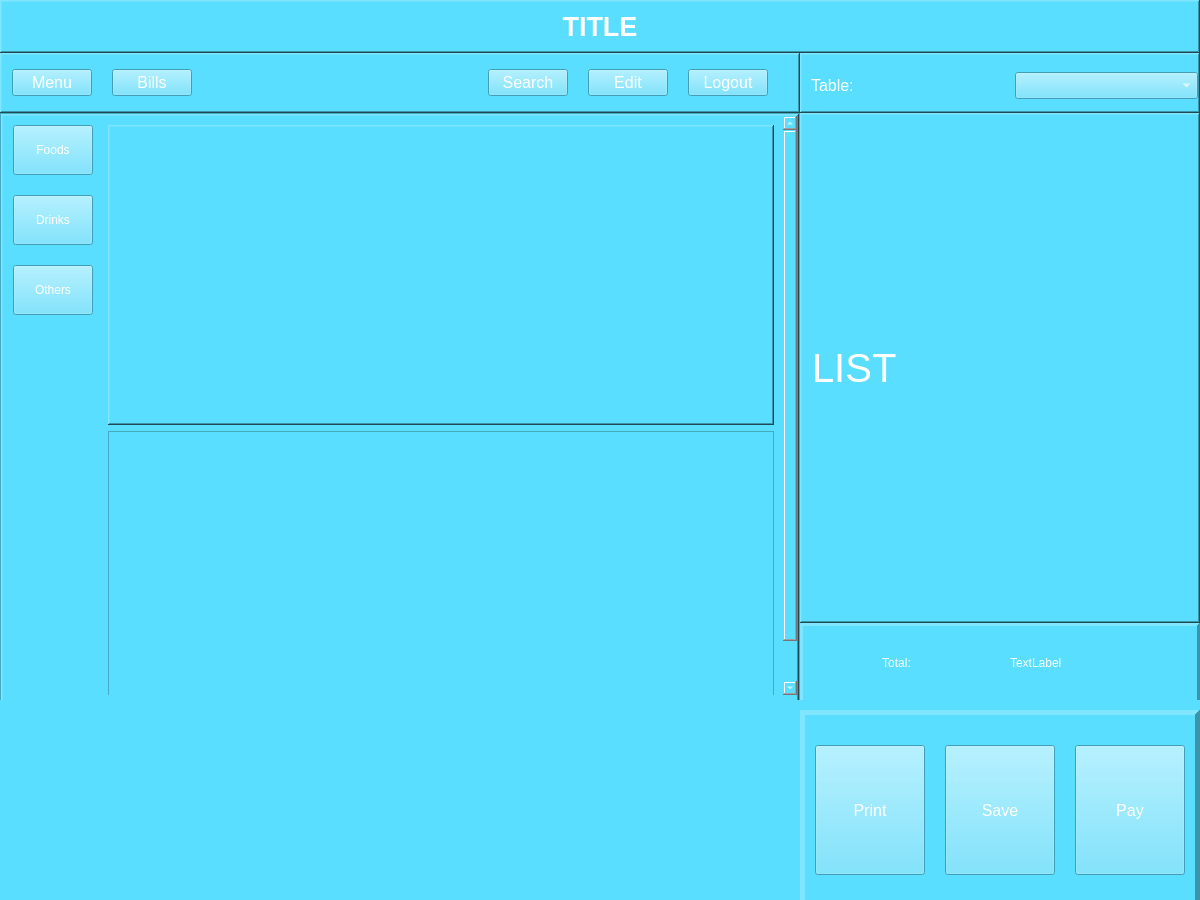
Before: the Qt Designer form front-end/interface.ui in nguyenlong0920/Computer-Store-Information-Management-System, drawn with Qt 5.
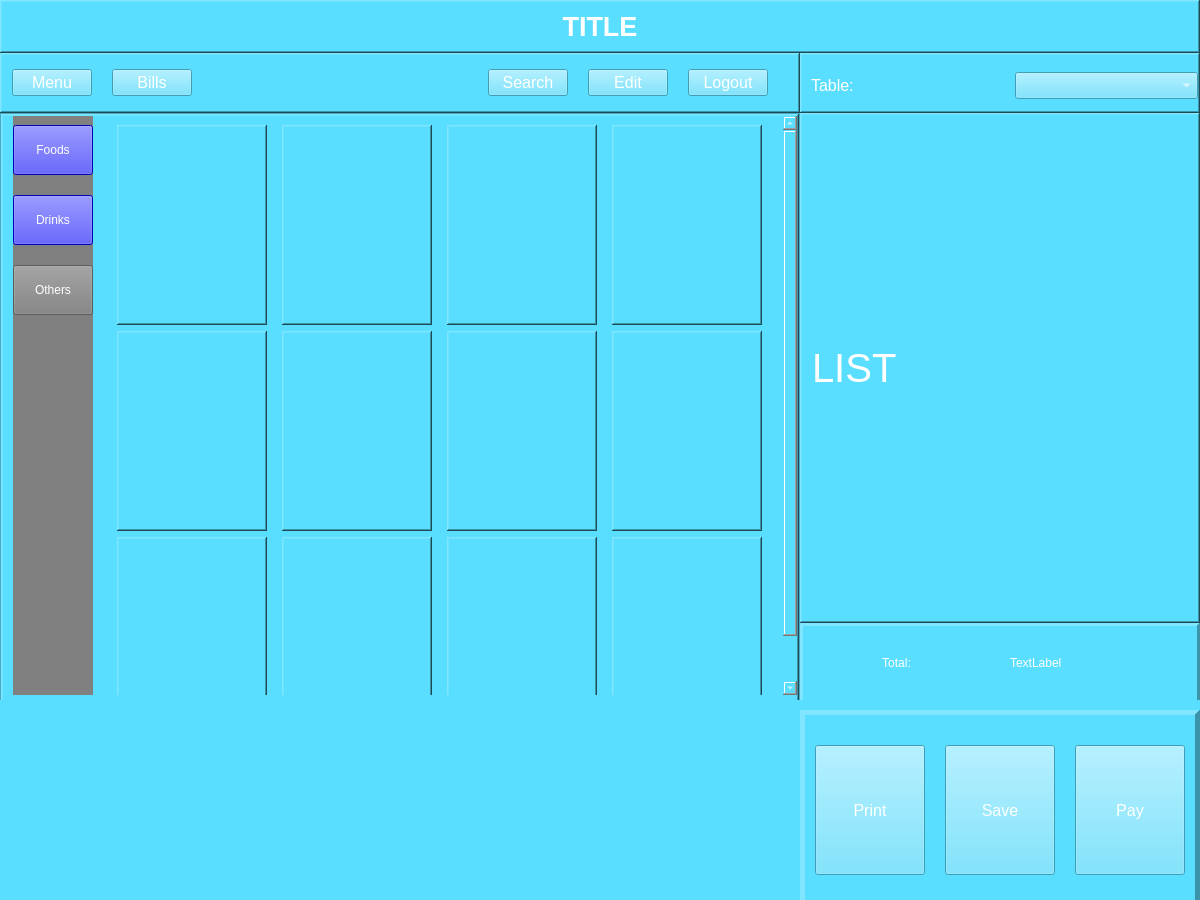
After: the same form once the commit is applied. The open tabs and pages were chosen to show the change. Icons and pictures are not drawn.

Commit message: need color changing

Diff of the .ui file:
```diff
--- a/front-end/interface.ui
+++ b/front-end/interface.ui
@@ -440,6 +440,10 @@
                      <height>16777215</height>
                     </size>
                    </property>
+                   <property name="styleSheet">
+                    <string notr="true">background-color: gray
+</string>
+                   </property>
                    <property name="frameShape">
                     <enum>QFrame::NoFrame</enum>
                    </property>
@@ -506,6 +510,10 @@
                          <property name="cursor">
                           <cursorShape>PointingHandCursor</cursorShape>
                          </property>
+                         <property name="styleSheet">
+                          <string notr="true">background-color: blue
+</string>
+                         </property>
                          <property name="text">
                           <string>Foods</string>
                          </property>
@@ -528,6 +536,10 @@
                          <property name="cursor">
                           <cursorShape>PointingHandCursor</cursorShape>
                          </property>
+                         <property name="styleSheet">
+                          <string notr="true">background-color: blue
+</string>
+                         </property>
                          <property name="text">
                           <string>Drinks</string>
                          </property>
@@ -600,40 +612,299 @@
                           <x>0</x>
                           <y>0</y>
                           <width>660</width>
-                          <height>624</height>
+                          <height>630</height>
                          </rect>
                         </property>
-                        <layout class="QVBoxLayout" name="verticalLayout_11">
-                         <item>
+                        <layout class="QGridLayout" name="gridLayout">
+                         <item row="1" column="1">
+                          <widget class="QFrame" name="frame_21">
+                           <property name="minimumSize">
+                            <size>
+                             <width>150</width>
+                             <height>200</height>
+                            </size>
+                           </property>
+                           <property name="maximumSize">
+                            <size>
+                             <width>150</width>
+                             <height>200</height>
+                            </size>
+                           </property>
+                           <property name="frameShape">
+                            <enum>QFrame::WinPanel</enum>
+                           </property>
+                           <property name="frameShadow">
+                            <enum>QFrame::Raised</enum>
+                           </property>
+                           <property name="lineWidth">
+                            <number>1</number>
+                           </property>
+                          </widget>
+                         </item>
+                         <item row="3" column="0">
+                          <widget class="QFrame" name="frame_22">
+                           <property name="minimumSize">
+                            <size>
+                             <width>150</width>
+                             <height>200</height>
+                            </size>
+                           </property>
+                           <property name="maximumSize">
+                            <size>
+                             <width>150</width>
+                             <height>200</height>
+                            </size>
+                           </property>
+                           <property name="frameShape">
+                            <enum>QFrame::WinPanel</enum>
+                           </property>
+                           <property name="frameShadow">
+                            <enum>QFrame::Raised</enum>
+                           </property>
+                           <property name="lineWidth">
+                            <number>1</number>
+                           </property>
+                          </widget>
+                         </item>
+                         <item row="1" column="2">
+                          <widget class="QFrame" name="frame_4">
+                           <property name="minimumSize">
+                            <size>
+                             <width>150</width>
+                             <height>200</height>
+                            </size>
+                           </property>
+                           <property name="maximumSize">
+                            <size>
+                             <width>150</width>
+                             <height>200</height>
+                            </size>
+                           </property>
+                           <property name="frameShape">
+                            <enum>QFrame::WinPanel</enum>
+                           </property>
+                           <property name="frameShadow">
+                            <enum>QFrame::Raised</enum>
+                           </property>
+                           <property name="lineWidth">
+                            <number>1</number>
+                           </property>
+                          </widget>
+                         </item>
+                         <item row="1" column="0">
                           <widget class="QFrame" name="frame_20">
                            <property name="minimumSize">
                             <size>
-                             <width>0</width>
-                             <height>300</height>
+                             <width>150</width>
+                             <height>200</height>
                             </size>
                            </property>
+                           <property name="maximumSize">
+                            <size>
+                             <width>150</width>
+                             <height>200</height>
+                            </size>
+                           </property>
                            <property name="frameShape">
                             <enum>QFrame::WinPanel</enum>
                            </property>
                            <property name="frameShadow">
                             <enum>QFrame::Raised</enum>
                            </property>
+                           <property name="lineWidth">
+                            <number>1</number>
+                           </property>
                           </widget>
                          </item>
-                         <item>
+                         <item row="1" column="3">
+                          <widget class="QFrame" name="frame_5">
+                           <property name="minimumSize">
+                            <size>
+                             <width>150</width>
+                             <height>200</height>
+                            </size>
+                           </property>
+                           <property name="maximumSize">
+                            <size>
+                             <width>150</width>
+                             <height>200</height>
+                            </size>
+                           </property>
+                           <property name="frameShape">
+                            <enum>QFrame::WinPanel</enum>
+                           </property>
+                           <property name="frameShadow">
+                            <enum>QFrame::Raised</enum>
+                           </property>
+                          </widget>
+                         </item>
+                         <item row="3" column="2">
+                          <widget class="QFrame" name="frame_6">
+                           <property name="minimumSize">
+                            <size>
+                             <width>150</width>
+                             <height>200</height>
+                            </size>
+                           </property>
+                           <property name="maximumSize">
+                            <size>
+                             <width>150</width>
+                             <height>200</height>
+                            </size>
+                           </property>
+                           <property name="frameShape">
+                            <enum>QFrame::WinPanel</enum>
+                           </property>
+                           <property name="frameShadow">
+                            <enum>QFrame::Raised</enum>
+                           </property>
+                           <property name="lineWidth">
+                            <number>1</number>
+                           </property>
+                          </widget>
+                         </item>
+                         <item row="2" column="3">
+                          <widget class="QFrame" name="frame_9">
+                           <property name="minimumSize">
+                            <size>
+                             <width>150</width>
+                             <height>200</height>
+                            </size>
+                           </property>
+                           <property name="maximumSize">
+                            <size>
+                             <width>150</width>
+                             <height>200</height>
+                            </size>
+                           </property>
+                           <property name="frameShape">
+                            <enum>QFrame::WinPanel</enum>
+                           </property>
+                           <property name="frameShadow">
+                            <enum>QFrame::Raised</enum>
+                           </property>
+                          </widget>
+                         </item>
+                         <item row="3" column="3">
+                          <widget class="QFrame" name="frame_10">
+                           <property name="minimumSize">
+                            <size>
+                             <width>150</width>
+                             <height>200</height>
+                            </size>
+                           </property>
+                           <property name="maximumSize">
+                            <size>
+                             <width>150</width>
+                             <height>200</height>
+                            </size>
+                           </property>
+                           <property name="frameShape">
+                            <enum>QFrame::WinPanel</enum>
+                           </property>
+                           <property name="frameShadow">
+                            <enum>QFrame::Raised</enum>
+                           </property>
+                          </widget>
+                         </item>
+                         <item row="2" column="0">
+                          <widget class="QFrame" name="frame_23">
+                           <property name="minimumSize">
+                            <size>
+                             <width>150</width>
+                             <height>200</height>
+                            </size>
+                           </property>
+                           <property name="maximumSize">
+                            <size>
+                             <width>150</width>
+                             <height>200</height>
+                            </size>
+                           </property>
+                           <property name="frameShape">
+                            <enum>QFrame::WinPanel</enum>
+                           </property>
+                           <property name="frameShadow">
+                            <enum>QFrame::Raised</enum>
+                           </property>
+                           <property name="lineWidth">
+                            <number>1</number>
+                           </property>
+                          </widget>
+                         </item>
+                         <item row="2" column="1">
+                          <widget class="QFrame" name="frame_24">
+                           <property name="minimumSize">
+                            <size>
+                             <width>150</width>
+                             <height>200</height>
+                            </size>
+                           </property>
+                           <property name="maximumSize">
+                            <size>
+                             <width>150</width>
+                             <height>200</height>
+                            </size>
+                           </property>
+                           <property name="frameShape">
+                            <enum>QFrame::WinPanel</enum>
+                           </property>
+                           <property name="frameShadow">
+                            <enum>QFrame::Raised</enum>
+                           </property>
+                           <property name="lineWidth">
+                            <number>1</number>
+                           </property>
+                          </widget>
+                         </item>
+                         <item row="2" column="2">
+                          <widget class="QFrame" name="frame_17">
+                           <property name="minimumSize">
+                            <size>
+                             <width>150</width>
+                             <height>200</height>
+                            </size>
+                           </property>
+                           <property name="maximumSize">
+                            <size>
+                             <width>150</width>
+                             <height>200</height>
+                            </size>
+                           </property>
+                           <property name="frameShape">
+                            <enum>QFrame::WinPanel</enum>
+                           </property>
+                           <property name="frameShadow">
+                            <enum>QFrame::Raised</enum>
+                           </property>
+                           <property name="lineWidth">
+                            <number>1</number>
+                           </property>
+                          </widget>
+                         </item>
+                         <item row="3" column="1">
                           <widget class="QFrame" name="frame_18">
                            <property name="minimumSize">
                             <size>
-                             <width>0</width>
-                             <height>300</height>
+                             <width>150</width>
+                             <height>200</height>
+                            </size>
+                           </property>
+                           <property name="maximumSize">
+                            <size>
+                             <width>150</width>
+                             <height>200</height>
                             </size>
                            </property>
                            <property name="frameShape">
-                            <enum>QFrame::StyledPanel</enum>
+                            <enum>QFrame::WinPanel</enum>
                            </property>
                            <property name="frameShadow">
                             <enum>QFrame::Raised</enum>
                            </property>
+                           <property name="lineWidth">
+                            <number>1</number>
+                           </property>
                           </widget>
                          </item>
                         </layout>
```
Left out of the diff: 2 changed lines with no effect on the pictures. The commit also changes 2 other files.
